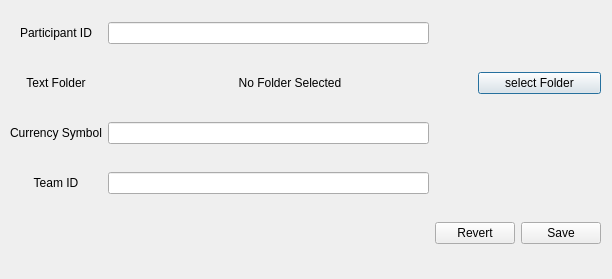
Above: settings.ui from djotaku/ELDonationTracker before the change. Below: the same form after it.
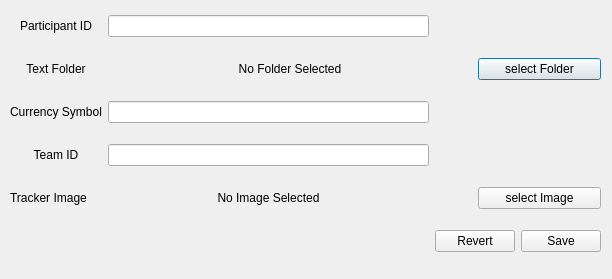
That is the form after the change.

Commit message: Added ability to change tracker image

```diff
--- a/settings.ui
+++ b/settings.ui
@@ -86,20 +86,44 @@
     <item row="3" column="1">
      <widget class="QLineEdit" name="lineEditTeamID"/>
     </item>
-    <item row="4" column="2" colspan="2">
+    <item row="5" column="2" colspan="2">
      <widget class="QPushButton" name="pushButtonRevert">
       <property name="text">
        <string>Revert</string>
       </property>
      </widget>
     </item>
-    <item row="4" column="4">
+    <item row="5" column="4">
      <widget class="QPushButton" name="pushButtonSave">
       <property name="text">
        <string>Save</string>
       </property>
      </widget>
     </item>
+    <item row="4" column="0">
+     <widget class="QLabel" name="label_5">
+      <property name="text">
+       <string>Tracker Image</string>
+      </property>
+     </widget>
+    </item>
+    <item row="4" column="1">
+     <widget class="QLabel" name="label_tracker_image">
+      <property name="text">
+       <string>No Image Selected</string>
+      </property>
+      <property name="alignment">
+       <set>Qt::AlignCenter</set>
+      </property>
+     </widget>
+    </item>
+    <item row="4" column="3" colspan="2">
+     <widget class="QPushButton" name="pushButton_tracker_image">
+      <property name="text">
+       <string>select Image</string>
+      </property>
+     </widget>
+    </item>
    </layout>
   </widget>
  </widget>
```
Left out of the diff: 42 changed lines with no effect on the pictures. The commit also changes 5 other files.
